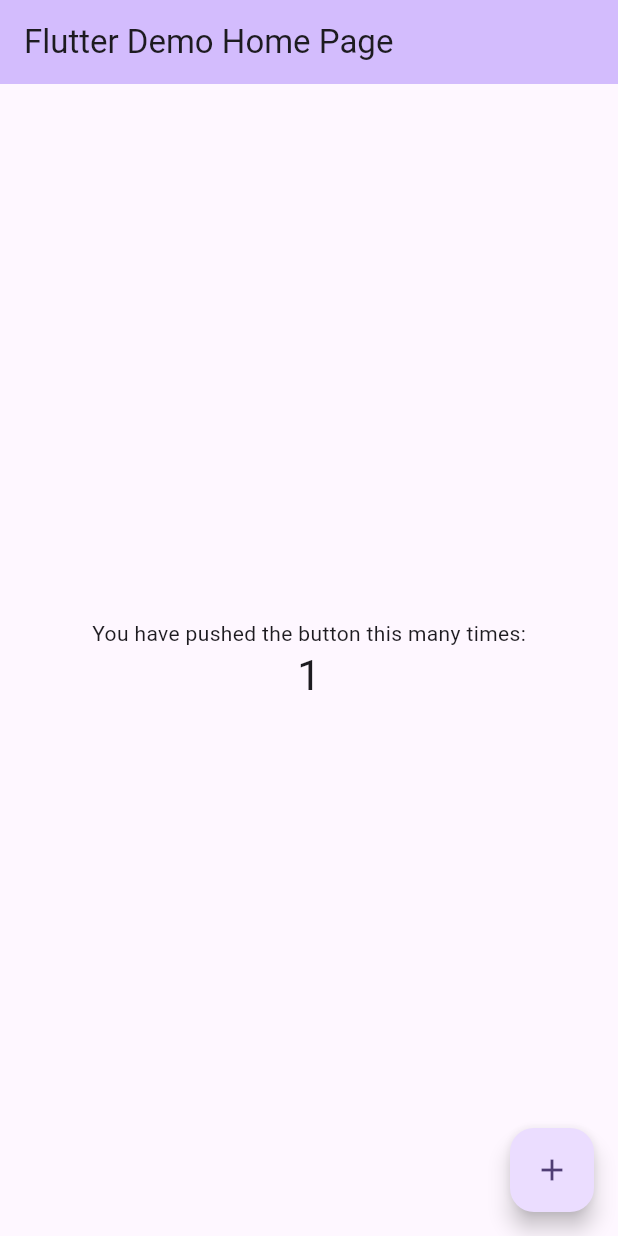
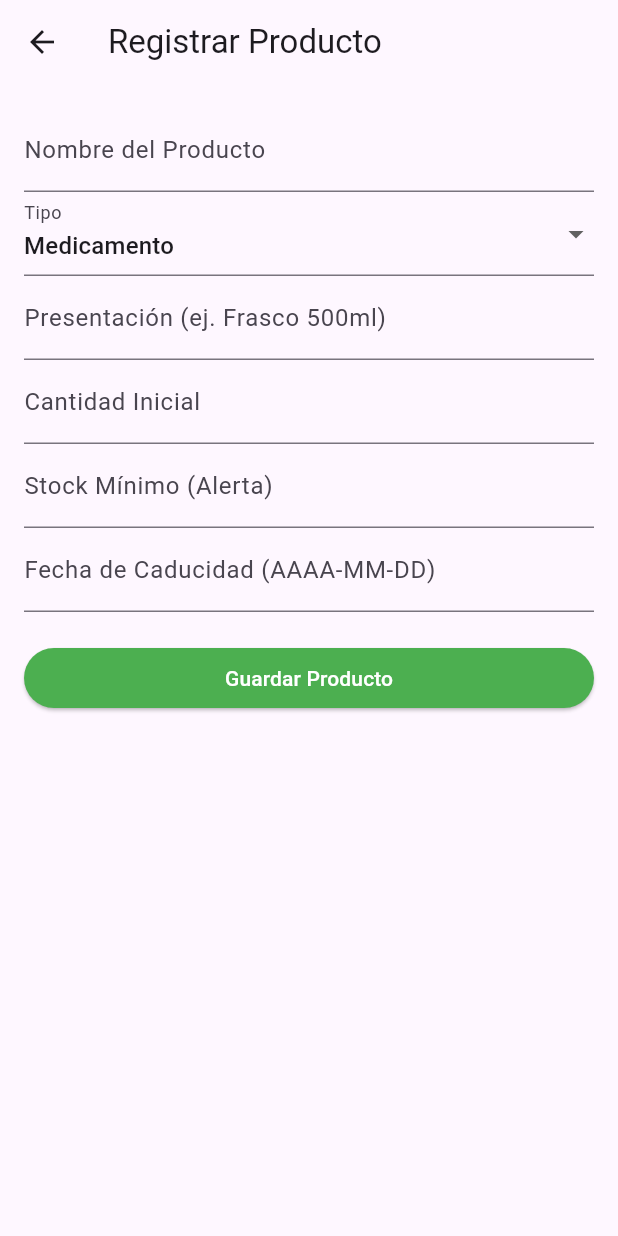
Before and after one commit to jesusgomezhernandez12/nventario_digital, a Flutter app: the screen it shows after launch, after a tap on the "add" icon, on a phone screen of 412 x 824 dp. Run offline on Flutter 3.47's test engine with Material 3 defaults, Android fonts, the phone set to English and light mode, and no system bars; our stand-ins replace sqflite; accounts and stored records are empty.

Commit message:
jesus
creacion de modelo principal

```diff
--- /dev/null
+++ b/inventario_ganado/lib/database/db_helper.dart
@@ -0,0 +1,78 @@
+import 'package:sqflite/sqflite.dart';
+import 'package:path/path.dart';
+import '../models/producto.dart';
+
+class DbHelper {
+  // Patrón Singleton: Solo una instancia de la base de datos abierta a la vez
+  static final DbHelper _instance = DbHelper._internal();
+  factory DbHelper() => _instance;
+  DbHelper._internal();
+
+  static Database? _database;
+
+  Future<Database> get database async {
+    if (_database != null) return _database!;
+    _database = await _initDb();
+    return _database!;
+  }
+
+  // Crea el archivo .db en el celular
+  Future<Database> _initDb() async {
+    String path = join(await getDatabasesPath(), 'inventario_ganado.db');
+    return await openDatabase(
+      path,
+      version: 1,
+      onCreate: (db, version) async {
+        // Aquí creamos la tabla principal con los campos que definimos
+        await db.execute('''
+          CREATE TABLE productos (
+            id INTEGER PRIMARY KEY AUTOINCREMENT,
+            nombre TEXT,
+            tipo TEXT,
+            presentacion TEXT,
+            cantidad INTEGER,
+            fecha_caducidad TEXT,
+            stock_minimo INTEGER
+          )
+        ''');
+      },
+    );
+  }
+
+  // --- FUNCIONES CRUD (Altas, Bajas, Cambios) ---
+
+  // 1. Registrar un producto nuevo
+  Future<int> insertarProducto(Producto producto) async {
+    final db = await database;
+    return await db.insert('productos', producto.toMap());
+  }
+
+  // 2. Ver todos los productos
+  Future<List<Producto>> obtenerProductos() async {
+    final db = await database;
+    final List<Map<String, dynamic>> maps = await db.query('productos');
+    return List.generate(maps.length, (i) => Producto.fromMap(maps[i]));
+  }
+
+  // 3. Actualizar (Entradas y Salidas)
+  // Esta función sirve para editar todo o solo la cantidad
+  Future<int> actualizarProducto(Producto producto) async {
+    final db = await database;
+    return await db.update(
+      'productos',
+      producto.toMap(),
+      where: 'id = ?',
+      whereArgs: [producto.id],
+    );
+  }
+
+  // 4. Eliminar producto
+  Future<int> eliminarProducto(int id) async {
+    final db = await database;
+    return await db.delete(
+      'productos',
+      where: 'id = ?',
+      whereArgs: [id],
+    );
+  }
+}
--- a/inventario_ganado/lib/main.dart
+++ b/inventario_ganado/lib/main.dart
@@ -1,122 +1,23 @@
 import 'package:flutter/material.dart';
+import 'screens/home_screen.dart';
 
 void main() {
-  runApp(const MyApp());
+  runApp(const InventarioGanadoApp());
 }
 
-class MyApp extends StatelessWidget {
-  const MyApp({super.key});
+class InventarioGanadoApp extends StatelessWidget {
+  const InventarioGanadoApp({super.key});
 
-  // This widget is the root of your application.
   @override
   Widget build(BuildContext context) {
     return MaterialApp(
-      title: 'Flutter Demo',
+      title: 'Control Ganadero',
+      debugShowCheckedModeBanner: false,
       theme: ThemeData(
-        // This is the theme of your application.
-        //
-        // TRY THIS: Try running your application with "flutter run". You'll see
-        // the application has a purple toolbar. Then, without quitting the app,
-        // try changing the seedColor in the colorScheme below to Colors.green
-        // and then invoke "hot reload" (save your changes or press the "hot
-        // reload" button in a Flutter-supported IDE, or press "r" if you used
-        // the command line to start the app).
-        //
-        // Notice that the counter didn't reset back to zero; the application
-        // state is not lost during the reload. To reset the state, use hot
-        // restart instead.
-        //
-        // This works for code too, not just values: Most code changes can be
-        // tested with just a hot reload.
-        colorScheme: .fromSeed(seedColor: Colors.deepPurple),
+        primarySwatch: Colors.green, // Color muy ganadero
+        useMaterial3: true,
       ),
-      home: const MyHomePage(title: 'Flutter Demo Home Page'),
+      home: const HomeScreen(),
     );
   }
 }
-
-class MyHomePage extends StatefulWidget {
-  const MyHomePage({super.key, required this.title});
-
-  // This widget is the home page of your application. It is stateful, meaning
-  // that it has a State object (defined below) that contains fields that affect
-  // how it looks.
-
-  // This class is the configuration for the state. It holds the values (in this
-  // case the title) provided by the parent (in this case the App widget) and
-  // used by the build method of the State. Fields in a Widget subclass are
-  // always marked "final".
-
-  final String title;
-
-  @override
-  State<MyHomePage> createState() => _MyHomePageState();
-}
-
-class _MyHomePageState extends State<MyHomePage> {
-  int _counter = 0;
-
-  void _incrementCounter() {
-    setState(() {
-      // This call to setState tells the Flutter framework that something has
-      // changed in this State, which causes it to rerun the build method below
-      // so that the display can reflect the updated values. If we changed
-      // _counter without calling setState(), then the build method would not be
-      // called again, and so nothing would appear to happen.
-      _counter++;
-    });
-  }
-
-  @override
-  Widget build(BuildContext context) {
-    // This method is rerun every time setState is called, for instance as done
-    // by the _incrementCounter method above.
-    //
-    // The Flutter framework has been optimized to make rerunning build methods
-    // fast, so that you can just rebuild anything that needs updating rather
-    // than having to individually change instances of widgets.
-    return Scaffold(
-      appBar: AppBar(
-        // TRY THIS: Try changing the color here to a specific color (to
-        // Colors.amber, perhaps?) and trigger a hot reload to see the AppBar
-        // change color while the other colors stay the same.
-        backgroundColor: Theme.of(context).colorScheme.inversePrimary,
-        // Here we take the value from the MyHomePage object that was created by
-        // the App.build method, and use it to set our appbar title.
-        title: Text(widget.title),
-      ),
-      body: Center(
-        // Center is a layout widget. It takes a single child and positions it
-        // in the middle of the parent.
-        child: Column(
-          // Column is also a layout widget. It takes a list of children and
-          // arranges them vertically. By default, it sizes itself to fit its
-          // children horizontally, and tries to be as tall as its parent.
-          //
-          // Column has various properties to control how it sizes itself and
-          // how it positions its children. Here we use mainAxisAlignment to
-          // center the children vertically; the main axis here is the vertical
-          // axis because Columns are vertical (the cross axis would be
-          // horizontal).
-          //
-          // TRY THIS: Invoke "debug painting" (choose the "Toggle Debug Paint"
-          // action in the IDE, or press "p" in the console), to see the
-          // wireframe for each widget.
-          mainAxisAlignment: .center,
-          children: [
-            const Text('You have pushed the button this many times:'),
-            Text(
-              '$_counter',
-              style: Theme.of(context).textTheme.headlineMedium,
-            ),
-          ],
-        ),
-      ),
-      floatingActionButton: FloatingActionButton(
-        onPressed: _incrementCounter,
-        tooltip: 'Increment',
-        child: const Icon(Icons.add),
-      ),
-    );
-  }
-}
--- /dev/null
+++ b/inventario_ganado/lib/models/producto.dart
@@ -0,0 +1,44 @@
+class Producto {
+  int? id;
+  String nombre;
+  String tipo; // Medicamento o Vacuna
+  String presentacion;
+  int cantidad;
+  String fechaCaducidad;
+  int stockMinimo;
+
+  Producto({
+    this.id,
+    required this.nombre,
+    required this.tipo,
+    required this.presentacion,
+    required this.cantidad,
+    required this.fechaCaducidad,
+    required this.stockMinimo,
+  });
+
+  // Esto sirve para convertir los datos de la base de datos a un objeto de Flutter
+  Map<String, dynamic> toMap() {
+    return {
+      'id': id,
+      'nombre': nombre,
+      'tipo': tipo,
+      'presentacion': presentacion,
+      'cantidad': cantidad,
+      'fecha_caducidad': fechaCaducidad,
+      'stock_minimo': stockMinimo,
+    };
+  }
+
+  factory Producto.fromMap(Map<String, dynamic> map) {
+    return Producto(
+      id: map['id'],
+      nombre: map['nombre'],
+      tipo: map['tipo'],
+      presentacion: map['presentacion'],
+      cantidad: map['cantidad'],
+      fechaCaducidad: map['fecha_caducidad'],
+      stockMinimo: map['stock_minimo'],
+    );
+  }
+}
--- /dev/null
+++ b/inventario_ganado/lib/screens/home_screen.dart
@@ -0,0 +1,31 @@
+import 'package:flutter/material.dart';
+import 'registro_screen.dart';
+
+class HomeScreen extends StatelessWidget {
+  const HomeScreen({super.key});
+
+  @override
+  Widget build(BuildContext context) {
+    return Scaffold(
+      appBar: AppBar(
+        title: const Text('inventario digital'),
+        backgroundColor: Colors.green,
+        foregroundColor: Colors.white,
+      ),
+      body: const Center(
+        child: Text('Aún no hay productos registrados.'),
+      ),
+      floatingActionButton: FloatingActionButton(
+        onPressed: () {
+          // Navegar a la pantalla de registro
+          Navigator.push(
+            context,
+            MaterialPageRoute(builder: (context) => const RegistroScreen()),
+          );
+        },
+        backgroundColor: Colors.green,
+        child: const Icon(Icons.add, color: Colors.white),
+      ),
+    );
+  }
+}
--- /dev/null
+++ b/inventario_ganado/lib/screens/registro_screen.dart
@@ -0,0 +1,119 @@
+import 'package:flutter/material.dart';
+import '../database/db_helper.dart';
+import '../models/producto.dart';
+
+class RegistroScreen extends StatefulWidget {
+  const RegistroScreen({super.key});
+
+  @override
+  State<RegistroScreen> createState() => _RegistroScreenState();
+}
+
+class _RegistroScreenState extends State<RegistroScreen> {
+  final _formKey = GlobalKey<FormState>();
+
+  // Controladores para capturar lo que el usuario escribe
+  final _nombreController = TextEditingController();
+  final _presentacionController = TextEditingController();
+  final _cantidadController = TextEditingController();
+  final _stockMinimoController = TextEditingController();
+  final _fechaController = TextEditingController();
+
+  String _tipo = 'Medicamento'; // Valor por defecto
+
+  @override
+  Widget build(BuildContext context) {
+    return Scaffold(
+      appBar: AppBar(title: const Text('Registrar Producto')),
+      body: Padding(
+        padding: const EdgeInsets.all(16.0),
+        child: Form(
+          key: _formKey,
+          child: ListView(
+            children: [
+              TextFormField(
+                controller: _nombreController,
+                decoration: const InputDecoration(labelText: 'Nombre del Producto'),
+                validator: (value) => value!.isEmpty ? 'Ingresa el nombre' : null,
+              ),
+              DropdownButtonFormField<String>(
+                value: _tipo,
+                items: ['Medicamento', 'Vacuna'].map((String value) {
+                  return DropdownMenuItem(value: value, child: Text(value));
+                }).toList(),
+                onChanged: (val) => setState(() => _tipo = val!),
+                decoration: const InputDecoration(labelText: 'Tipo'),
+              ),
+              TextFormField(
+                controller: _presentacionController,
+                decoration: const InputDecoration(labelText: 'Presentación (ej. Frasco 500ml)'),
+                validator: (value) => value!.isEmpty ? 'Ingresa la presentación' : null,
+              ),
+              TextFormField(
+                controller: _cantidadController,
+                decoration: const InputDecoration(labelText: 'Cantidad Inicial'),
+                keyboardType: TextInputType.number,
+                validator: (value) => value!.isEmpty ? 'Ingresa la cantidad' : null,
+              ),
+              TextFormField(
+                controller: _stockMinimoController,
+                decoration: const InputDecoration(labelText: 'Stock Mínimo (Alerta)'),
+                keyboardType: TextInputType.number,
+                validator: (value) => value!.isEmpty ? 'Ingresa el stock mínimo' : null,
+              ),
+              TextFormField(
+                controller: _fechaController,
+                decoration: const InputDecoration(labelText: 'Fecha de Caducidad (AAAA-MM-DD)'),
+                onTap: () async {
+                  DateTime? pickedDate = await showDatePicker(
+                    context: context,
+                    initialDate: DateTime.now(),
+                    firstDate: DateTime.now(),
+                    lastDate: DateTime(2100),
+                  );
+                  if (pickedDate != null) {
+                    setState(() {
+                      _fechaController.text = pickedDate.toString().split(' ')[0];
+                    });
+                  }
+                },
+                readOnly: true, // Para que el usuario use el calendario
+                validator: (value) => value!.isEmpty ? 'Selecciona una fecha' : null,
+              ),
+              const SizedBox(height: 20),
+              ElevatedButton(
+                style: ElevatedButton.styleFrom(backgroundColor: Colors.green, foregroundColor: Colors.white),
+                onPressed: _guardar,
+                child: const Text('Guardar Producto'),
+              )
+            ],
+          ),
+        ),
+      ),
+    );
+  }
+
+  void _guardar() async {
+    if (_formKey.currentState!.validate()) {
+      // Creamos el objeto producto
+      final nuevoProducto = Producto(
+        nombre: _nombreController.text,
+        tipo: _tipo,
+        presentacion: _presentacionController.text,
+        cantidad: int.parse(_cantidadController.text),
+        fechaCaducidad: _fechaController.text,
+        stockMinimo: int.parse(_stockMinimoController.text),
+      );
+
+      // Guardamos en la base de datos (OFFLINE)
+      await DbHelper().insertarProducto(nuevoProducto);
+
+      if (mounted) {
+        ScaffoldMessenger.of(context).showSnackBar(
+          const SnackBar(content: Text('¡Producto guardado con éxito!')),
+        );
+        Navigator.pop(context); // Regresar al inicio
+      }
+    }
+  }
+}
```
Also changed, not shown: inventario_ganado/pubspec.yaml (+4 -4 lines), inventario_ganado/pubspec.lock, 1 other file.
